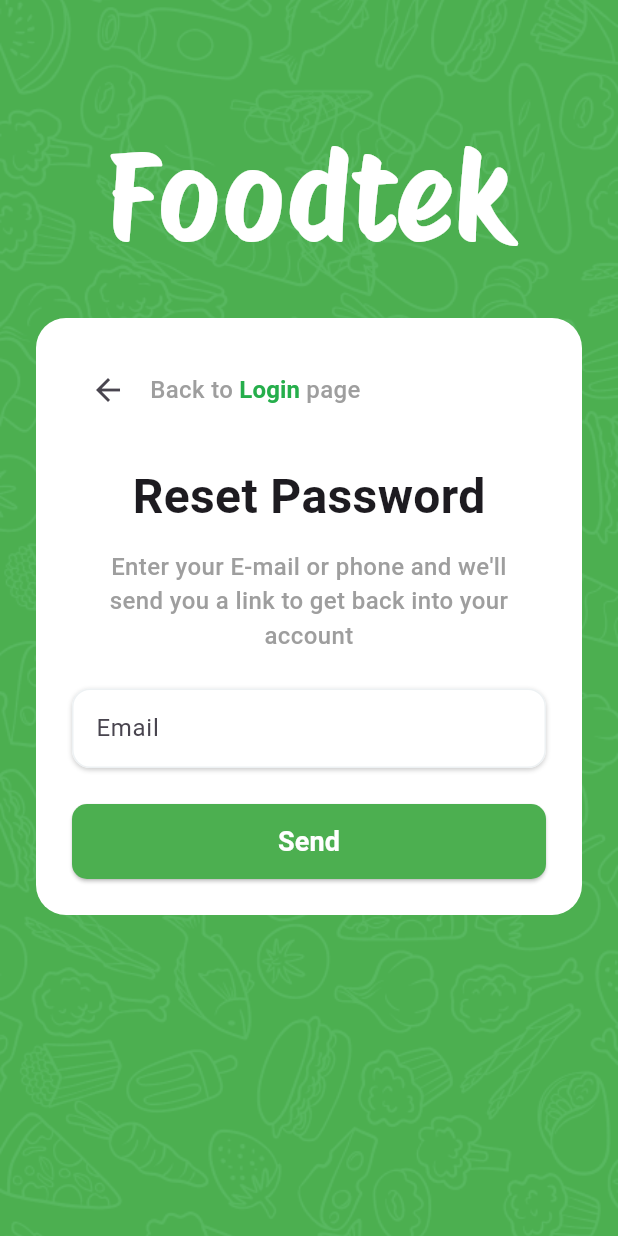
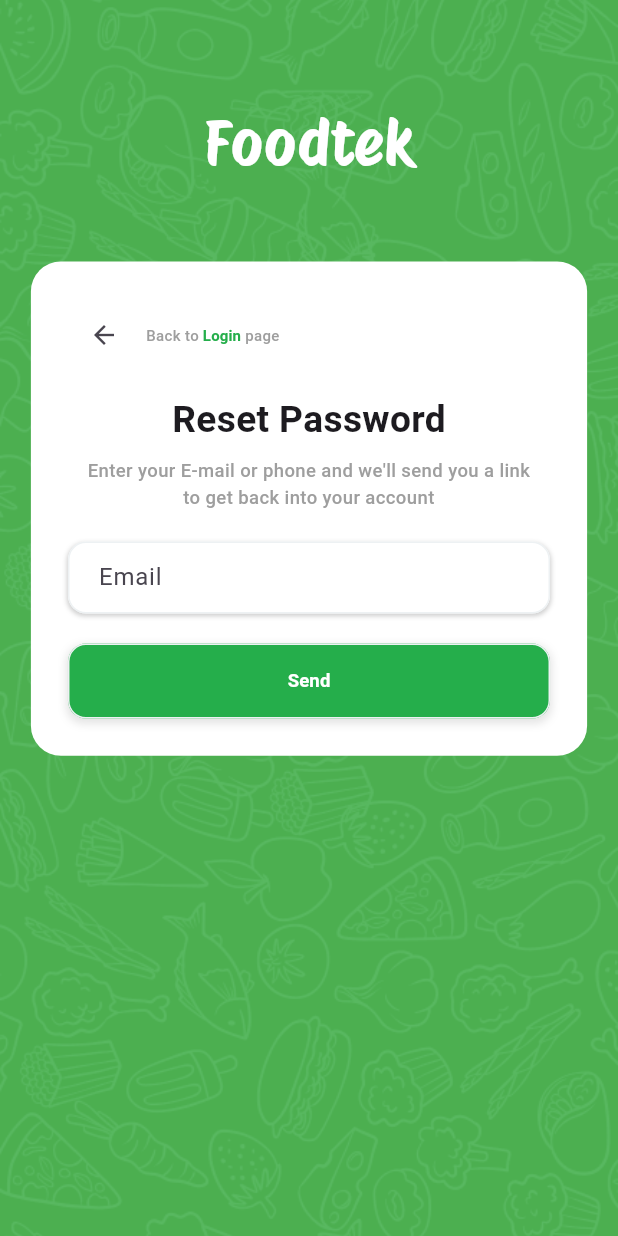
Before and after one commit to hamzamanaseer99/FoodTec, a Flutter app: the ResetPasswordScreen screen opened directly, on a phone screen of 412 x 824 dp. Run offline on Flutter 3.47's test engine with Material 3 defaults, Android fonts, the phone set to English and light mode, and no system bars; our stand-ins replace bloc, equatable, flutter_bloc, font_awesome_flutter, geolocator, intl_phone_field and 1 more; accounts and stored records are empty.

Commit message:
responsive more screen
responsive more screen
1)log in screen (not done)
2)reset password  screen done
3) email widget done
4)password widget done

```diff
--- a/lib/view/screens/reset_password_screen.dart
+++ b/lib/view/screens/reset_password_screen.dart
@@ -15,133 +15,178 @@ class _ResetPasswordState extends State<ResetPasswordScreen> {
 
   @override
   Widget build(BuildContext context) {
+    double screenWidth = MediaQuery.of(context).size.width;
+    double screenHeight = MediaQuery.of(context).size.height;
+
     return Scaffold(
       backgroundColor: Colors.green,
       body: Stack(
         children: [
+          /// 🔹 **الخلفية**
           Image.asset(
             'assets/images/Pattern.png',
             fit: BoxFit.cover,
             width: double.infinity,
             height: double.infinity,
           ),
+
+          /// 🔹 **تمرير عمودي مع `IntrinsicHeight` لحل المشكلة**
           SingleChildScrollView(
+            physics: const BouncingScrollPhysics(),
+            child: Center(
+              child: Padding(
+                padding: EdgeInsets.symmetric(horizontal: screenWidth * 0.05),
                 child: Column(
                   crossAxisAlignment: CrossAxisAlignment.start,
+                  mainAxisSize: MainAxisSize.min, // 🟢 يمنع التمدد غير الضروري
                   children: [
-                const SizedBox(height: 74),
-                const Center(
+                    SizedBox(height: screenHeight * 0.08),
+
+                    /// 🔹 **اسم التطبيق "Foodtek"**
+                    Center(
                       child: Text(
                         'Foodtek',
                         style: TextStyle(
-                      fontSize: 80,
+                          fontSize: screenWidth * 0.1,
                           color: Colors.white,
                           fontFamily: "Protest Riot",
                         ),
                       ),
                     ),
-                Padding(
-                  padding: const EdgeInsets.all(24),
-                  child: Container(
-                    width: MediaQuery.of(context).size.width *
-                        0.9, // جعل الحجم متجاوب
+
+                    SizedBox(height: screenHeight * 0.06),
+
+                    /// 🔹 **بطاقة الإدخال (Container) بدون `height` ثابت**
+                    Container(
+                      width: screenWidth * 0.9,
+                      padding: EdgeInsets.symmetric(
+                        vertical: screenHeight * 0.03,
+                        horizontal: screenWidth * 0.06,
+                      ),
                       decoration: BoxDecoration(
                         color: Colors.white,
                         borderRadius: BorderRadius.circular(20),
                       ),
-                    child: Padding(
-                      padding: const EdgeInsets.symmetric(
-                          vertical: 24, horizontal: 24),
                       child: Column(
                         crossAxisAlignment: CrossAxisAlignment.start,
+                        mainAxisSize: MainAxisSize.min, // 🟢 مهم جدًا لحل مشكلة `overflow`
                         children: [
-                          /// 🔹 **Row لزر الرجوع**
+                          /// 🔹 **زر الرجوع**
                           Row(
+                            mainAxisAlignment: MainAxisAlignment.start,
                             children: [
                               IconButton(
                                 onPressed: () => Navigator.pop(context),
-                                icon: const Icon(Icons.arrow_back, size: 24),
+                                icon: const Icon(Icons.arrow_back, size: 20),
                               ),
                               const SizedBox(width: 4),
-                              const Text(
+
+                              /// 🔹 **حجم الخط الديناميكي**
+                              Builder(
+                                builder: (context) {
+                                  double fontSize = (screenWidth * 0.030).clamp(10, 10);
+
+                                  return Row(
+                                    mainAxisSize: MainAxisSize.min,
+                                    children: [
+                                      Text(
                                         "Back to",
                                         style: TextStyle(
                                           color: Colors.grey,
-                                  fontSize: 16,
+                                          fontSize: fontSize,
                                           fontWeight: FontWeight.w500,
                                         ),
                                       ),
                                       TextButton(
                                         style: TextButton.styleFrom(
                                           padding: EdgeInsets.zero,
-                                  minimumSize: Size(0, 0),
-                                  tapTargetSize:
-                                  MaterialTapTargetSize.shrinkWrap,
+                                          minimumSize: const Size(0, 0),
+                                          tapTargetSize: MaterialTapTargetSize.shrinkWrap,
                                         ),
                                         onPressed: () {
                                           Navigator.pushReplacement(
                                             context,
-                                    MaterialPageRoute(
-                                        builder: (context) =>
-                                        const LoginScreen()),
+                                            MaterialPageRoute(builder: (context) => const LoginScreen()),
                                           );
                                         },
-                                child: const Text(
+                                        child: Text(
                                           " Login ",
                                           style: TextStyle(
-                                    color: Color(0xff25AE4B),
+                                            color: const Color(0xff25AE4B),
                                             fontWeight: FontWeight.w600,
-                                    fontSize: 16,
+                                            fontSize: fontSize,
                                           ),
                                         ),
                                       ),
-                              const Text(
+                                      Text(
                                         "page",
                                         style: TextStyle(
                                           color: Colors.grey,
-                                  fontSize: 16,
+                                          fontSize: fontSize,
                                           fontWeight: FontWeight.w500,
                                         ),
                                       ),
                                     ],
+                                  );
+                                },
                               ),
-                          const SizedBox(height: 24),
+                            ],
+                          ),
+
+                          const SizedBox(height: 15),
 
                           /// 🔹 **عنوان الصفحة**
-                          const Center(
+                          Center(
                             child: Text(
-                              'Reset Password', // ✅ تم تصحيح الخطأ الإملائي
+                              'Reset Password',
                               style: TextStyle(
-                                fontSize: 32,
+                                fontSize: screenWidth * 0.06,
                                 fontWeight: FontWeight.w700,
                               ),
                             ),
                           ),
-                          const SizedBox(height: 12),
+                          const SizedBox(height: 8),
 
                           /// 🔹 **النص التوضيحي**
-                          const Padding(
-                            padding: EdgeInsets.symmetric(horizontal: 12),
-                            child: Center(
+                          Padding(
+                            padding: EdgeInsets.symmetric(horizontal: screenWidth * 0.02),
+                            child:  Center(
                               child: Text(
                                 "Enter your E-mail or phone and we'll send you a link to get back into your account",
                                 textAlign: TextAlign.center,
                                 style: TextStyle(
-                                  fontSize: 16,
+                                  fontSize: screenWidth * 0.03 ,
                                   color: Colors.grey,
                                   fontWeight: FontWeight.w500,
                                 ),
                               ),
                             ),
                           ),
-                          const SizedBox(height: 24),
+                          const SizedBox(height: 20),
 
                           /// 🔹 **حقل إدخال البريد الإلكتروني**
-                          EmailWidget(emailEditingController: emailController),
-                          const SizedBox(height: 24),
-                          Column(
-                            children: [
-                              ElevatedButton(
+                          EmailWidget(
+                              emailEditingController: emailController
+                          ),
+                          const SizedBox(height: 20),
+
+                          /// 🔹 **زر "Send"**
+                          Center(
+                            child: Container(
+                              width: screenWidth * 0.8, // ✅ نفس عرض حقل الإدخال
+                              decoration: BoxDecoration(
+                                color: Colors.white, // ✅ خلفية بيضاء مثل الـ TextField
+                                borderRadius: BorderRadius.circular(12), // ✅ نفس حواف الإدخال
+                                boxShadow: [
+                                  BoxShadow(
+                                    color: Colors.black.withOpacity(0.1), // ✅ ظل ناعم
+                                    blurRadius: 4,
+                                    spreadRadius: 1,
+                                    offset: const Offset(0, 2),
+                                  ),
+                                ],
+                              ),
+                              child: ElevatedButton(
                                 onPressed: () {
                                   Navigator.push(
                                     context,
@@ -149,29 +194,35 @@ class _ResetPasswordState extends State<ResetPasswordScreen> {
                                   );
                                 },
                                 style: ElevatedButton.styleFrom(
-                                  backgroundColor: Colors.green,
-                                  minimumSize: const Size(double.infinity, 50), // يجعل الزر يأخذ العرض بالكامل
+                                  backgroundColor: Color(0xff25AE4B), // ✅ جعل الزر أبيض
+                                  minimumSize: Size(screenWidth * 0.8, 50), // ✅ تناسب العرض والارتفاع
                                   shape: RoundedRectangleBorder(
-                                    borderRadius: BorderRadius.circular(10),
+                                    borderRadius: BorderRadius.circular(12), // ✅ نفس الزوايا الدائرية
+                                    side: const BorderSide(color: Color(0xffEDF1F3), width: 1), // ✅ إضافة حدود خفيفة
                                   ),
+                                  elevation: 0, // ✅ إلغاء تأثير الرفع الأساسي للاعتماد على الظل المخصص
                                 ),
-                                child: const Text(
-                                  "Send", // ✅ تغيير النص إلى "Send"
+                                child: Text(
+                                  "Send",
                                   style: TextStyle(
-                                    fontSize: 18,
+                                    fontSize: screenWidth * 0.03, // ✅ خط متجاوب
                                     fontWeight: FontWeight.bold,
-                                    color: Colors.white,
+                                    color: Colors.white, // ✅ لون النص أسود ليكون متناسقًا مع التصميم
                                   ),
-                                ),
-                              ),
-                            ],
-                          ),
-                        ],
                                 ),
                               ),
                             ),
                           )
+
                         ],
+                      ),
+                    ),
+
+                    /// 🔹 **إضافة تباعد لمنع الالتصاق بأسفل الشاشة**
+                    SizedBox(height: screenHeight * 0.05),
+                  ],
+                ),
+              ),
             ),
           ),
         ],
--- a/lib/view/screens/widgets/email_widget.dart
+++ b/lib/view/screens/widgets/email_widget.dart
@@ -1,55 +1,57 @@
-import 'package:flutter/cupertino.dart';
 import 'package:flutter/material.dart';
 
 class EmailWidget extends StatelessWidget {
-  EmailWidget({
+  const EmailWidget({
     super.key,
     required this.emailEditingController,
   });
-  bool showErrorEmail = false;
+
   final TextEditingController emailEditingController;
 
   @override
   Widget build(BuildContext context) {
-    return Padding(
-      padding: const EdgeInsets.symmetric(horizontal: 0),
-      child: Container(
+    double screenWidth = MediaQuery.of(context).size.width;
+
+    return Container(
       decoration: BoxDecoration(
-          color: Colors.white, // Background color
-          borderRadius: BorderRadius.circular(12), // Rounded corners
+        color: Colors.white, // لون الخلفية
+        borderRadius: BorderRadius.circular(12), // زوايا دائرية
         boxShadow: [
           BoxShadow(
-              color: Colors.black.withOpacity(0.2), // Soft shadow color
-              blurRadius: 2, // How soft the shadow is
-              spreadRadius: 0, // How much the shadow spreads
-              offset: Offset(0, 1), // Moves shadow down (x: 0, y: 4)
+            color: Colors.black.withOpacity(0.2), // لون الظل الناعم
+            blurRadius: 2, // مدى نعومة الظل
+            spreadRadius: 0, // مدى انتشاره
+            offset: const Offset(0, 1), // تحريك الظل للأسفل قليلًا
           ),
         ],
       ),
       child: TextField(
         controller: emailEditingController,
+        keyboardType: TextInputType.emailAddress,
         style: TextStyle(
           color: Colors.black,
-            fontWeight: FontWeight.bold,
-            fontSize: 14,
+          fontWeight: FontWeight.w500,
+          fontSize: screenWidth * 0.03, // ✅ حجم خط متجاوب
         ),
         decoration: InputDecoration(
           labelText: 'Email',
           hintText: "Enter your email",
-
-            fillColor: Colors.white, // ✅ Matches container color
+          fillColor: Colors.white,
+          contentPadding: EdgeInsets.symmetric(
+            vertical: screenWidth * 0.035, // ✅ التناسب مع الشاشة
+            horizontal: screenWidth * 0.04,
+          ),
           border: OutlineInputBorder(
-              borderRadius: BorderRadius.circular(10),
-              borderSide: BorderSide.none, // ✅ No border (shadow does the job)
+            borderRadius: BorderRadius.circular(12),
+            borderSide: BorderSide.none, // ✅ إزالة الإطار الافتراضي
           ),
           enabledBorder: OutlineInputBorder(
             borderRadius: BorderRadius.circular(12),
-              borderSide: BorderSide(color: Color(0xffEDF1F3), width: 1),
+            borderSide: const BorderSide(color: Color(0xffEDF1F3), width: 1),
           ),
           focusedBorder: OutlineInputBorder(
             borderRadius: BorderRadius.circular(12),
-              borderSide: BorderSide(color: Color(0xffEDF1F3), width: 2),
-            ),
+            borderSide: const BorderSide(color: Color(0xff25AE4B), width: 2), // ✅ لون مميز عند التركيز
           ),
         ),
       ),
```
Also changed, not shown: lib/view/screens/login_screen.dart (+138 -95 lines), lib/view/screens/widgets/password_widget.dart (+31 -26 lines). Lines whose indentation alone changed are shown as unchanged.
